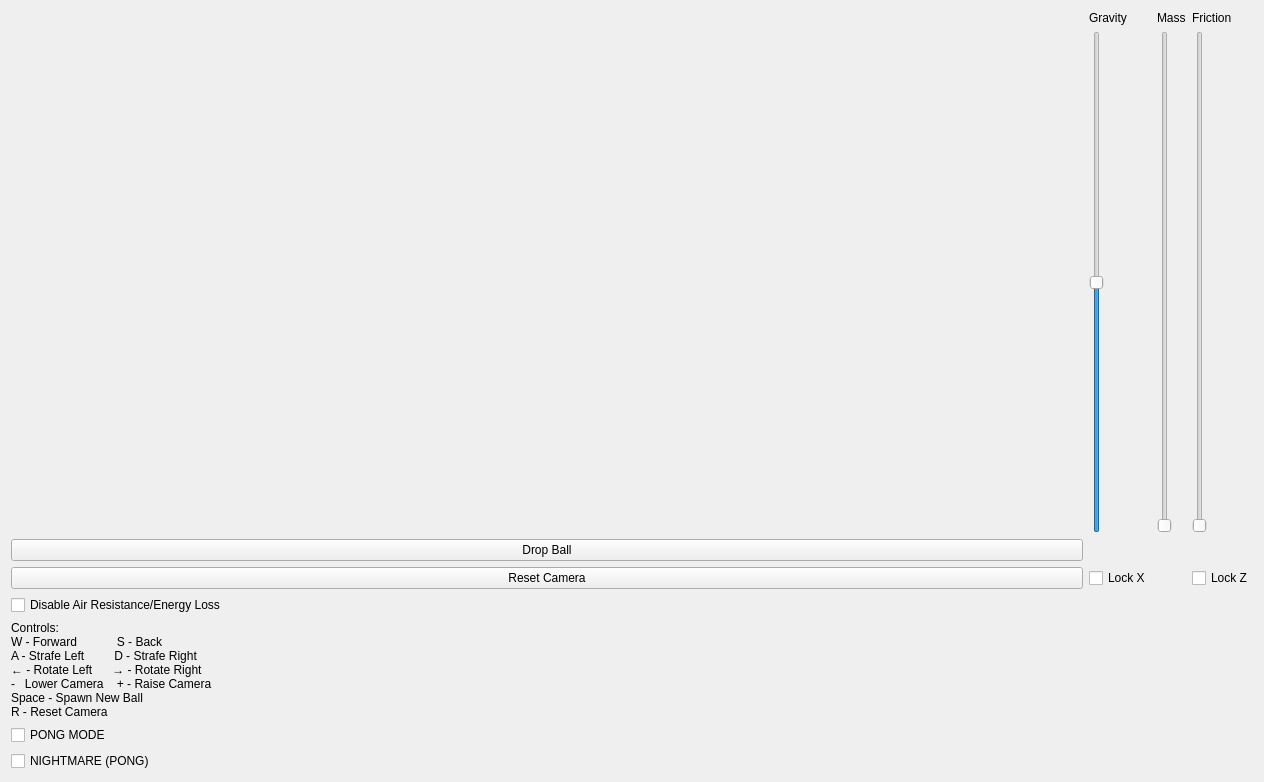
Old version of the form mainwindow.ui in the repository GriffinLedingham/BallSim.
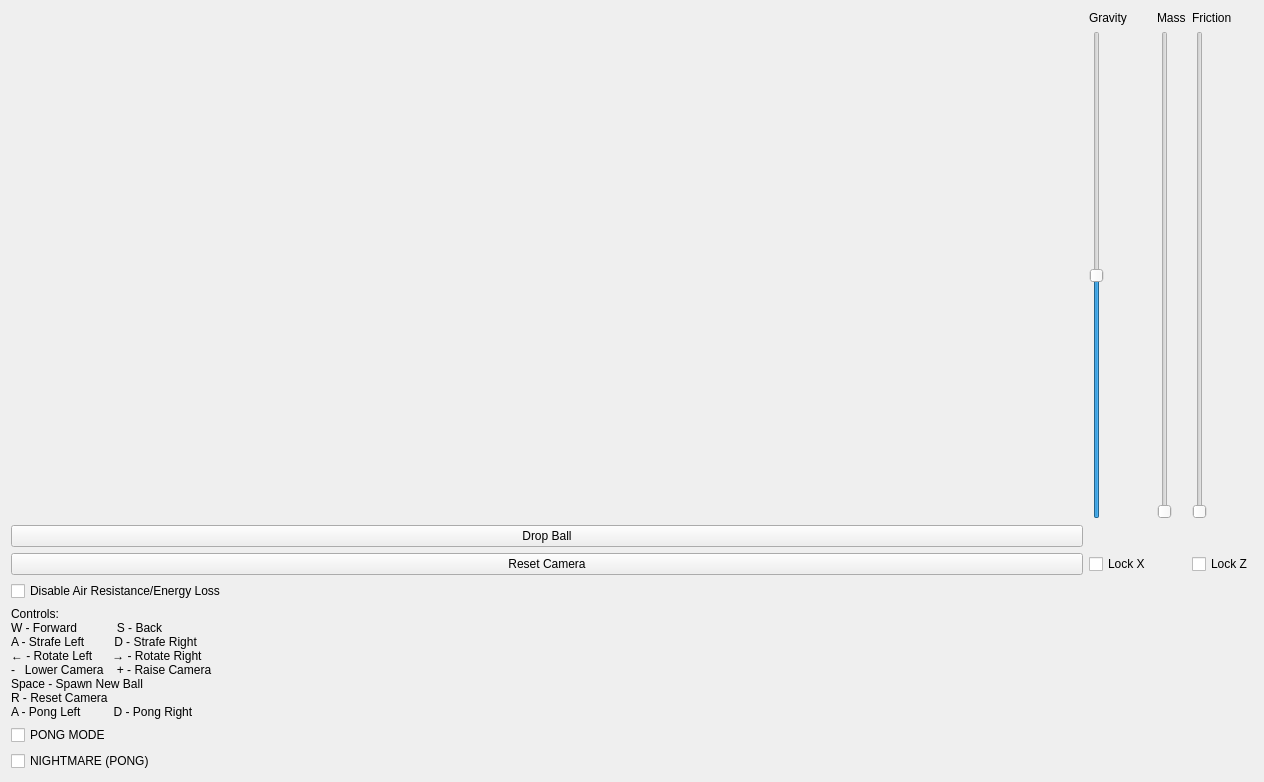
New version of the form. Custom widgets are drawn as their Qt base class.

Commit message: r14 Another revision. Changed control display in the UI window

```diff
--- a/mainwindow.ui
+++ b/mainwindow.ui
@@ -131,7 +131,8 @@
 ← - Rotate Left      → - Rotate Right
 -   Lower Camera    + - Raise Camera
 Space - Spawn New Ball
-R - Reset Camera</string>
+R - Reset Camera
+A - Pong Left          D - Pong Right</string>
       </property>
      </widget>
     </item>
```
